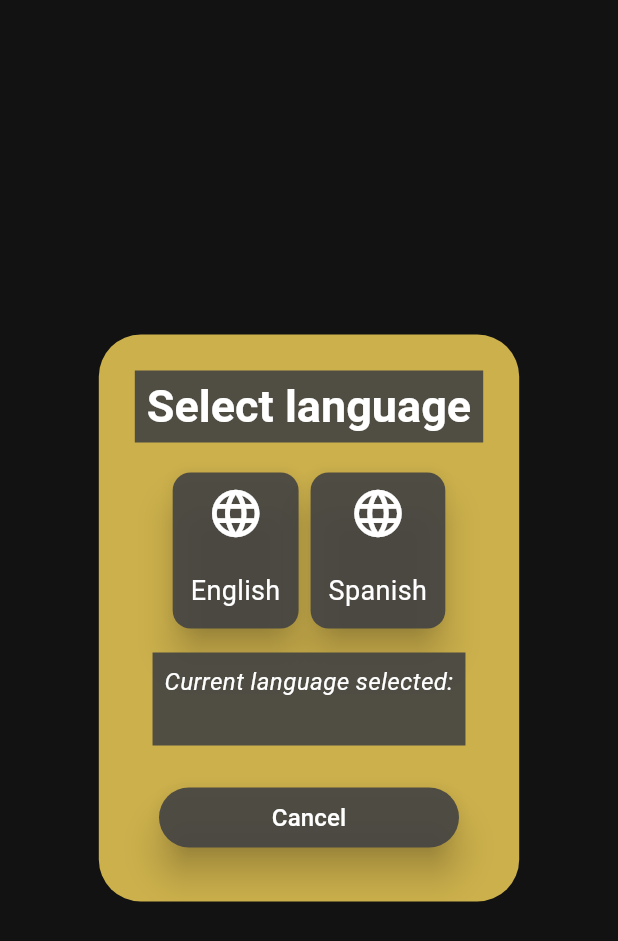
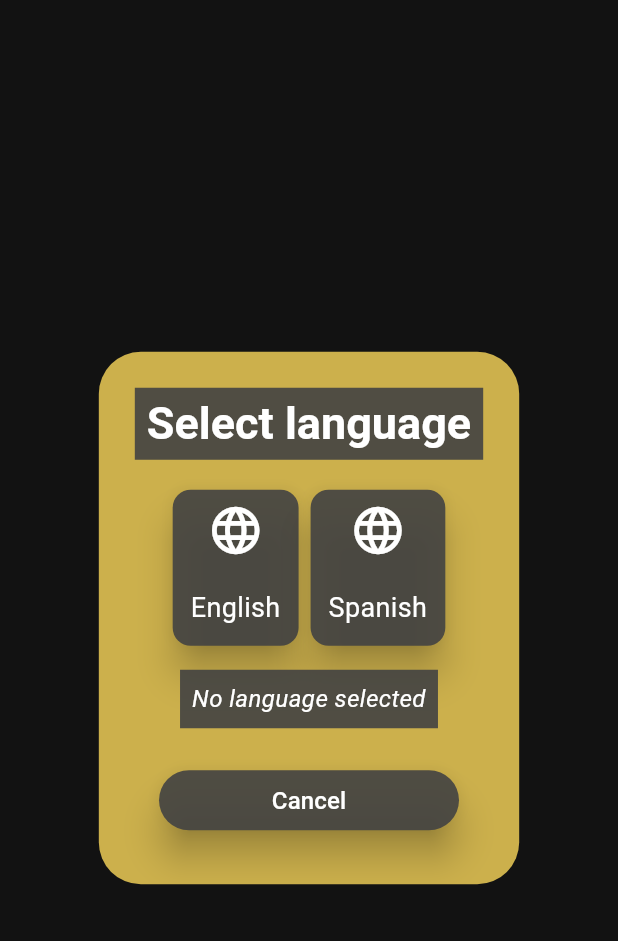
Before and after one commit to nicolas-ferrada/mycustomnotes_website, a Flutter app: the ChangeLanguage widget shown alone on an empty page, opened directly with empty values, on a phone screen of 412 x 824 dp. Shown: the top 941 px of the screen. Run offline on Flutter 3.47's test engine with Material 2 defaults, Android fonts, the phone set to English and light mode, and no system bars; our stand-ins replace cloud_firestore, connectivity_plus, firebase_auth, firebase_core, share_plus, shared_preferences; missing offline and left inert: any_link_preview; accounts and stored records are empty; statements that could not run were skipped.

Commit message:
Drawer notes view refactored + all drawer selected options have a red color

```diff
--- a/lib/utils/dialogs/user_configuration_dialogs/user_configuration_language.dart
+++ b/lib/utils/dialogs/user_configuration_dialogs/user_configuration_language.dart
@@ -17,6 +17,28 @@ class ChangeLanguage extends StatefulWidget {
 }
 
 class _ChangeLanguageState extends State<ChangeLanguage> {
+  SelectLanguage? currentLanguage;
+
+  @override
+  void initState() {
+    super.initState();
+    currentLanguage =
+        getCurrentLanguage(languageId: widget.userConfiguration.language);
+  }
+
+  getCurrentLanguage({
+    required String languageId,
+  }) {
+    switch (languageId) {
+      case 'EN':
+        return SelectLanguage.english;
+      case 'ES':
+        return SelectLanguage.spanish;
+      default:
+        return Exception('Language not found...');
+    }
+  }
+
   @override
   Widget build(BuildContext context) {
     return Builder(
@@ -48,7 +70,9 @@ class _ChangeLanguageState extends State<ChangeLanguage> {
                   Flexible(
                     child: Card(
                       elevation: 10,
-                      color: Colors.grey.shade800.withOpacity(0.9),
+                      color: (currentLanguage?.languageIndex == 1)
+                          ? Colors.red
+                          : Colors.grey.shade800.withOpacity(0.9),
                       child: InkWell(
                         onTap: () {
                           Navigator.maybePop(context, SelectLanguage.english);
@@ -80,7 +104,9 @@ class _ChangeLanguageState extends State<ChangeLanguage> {
                   Flexible(
                     child: Card(
                       elevation: 10,
-                      color: Colors.grey.shade800.withOpacity(0.9),
+                      color: (currentLanguage?.languageIndex == 2)
+                          ? Colors.red
+                          : Colors.grey.shade800.withOpacity(0.9),
                       child: InkWell(
                         onTap: () {
                           Navigator.maybePop(context, SelectLanguage.spanish);
@@ -119,7 +145,9 @@ class _ChangeLanguageState extends State<ChangeLanguage> {
                         const EdgeInsets.symmetric(horizontal: 8, vertical: 8),
                     color: Colors.grey.shade800.withOpacity(0.9),
                     child: Text(
-                      'Current language selected:\n${widget.userConfiguration.language}',
+                      (currentLanguage != null)
+                          ? 'Current language selected:\n${currentLanguage!.languageName}'
+                          : 'No language selected',
                       textAlign: TextAlign.center,
                       style: const TextStyle(
                         color: Colors.white,
--- a/lib/utils/enums/select_language_enum.dart
+++ b/lib/utils/enums/select_language_enum.dart
@@ -1,7 +1,9 @@
 enum SelectLanguage {
-  english('EN'),
-  spanish('ES');
+  english('EN', 'English', 1),
+  spanish('ES', 'Spanish', 2);
 
-  const SelectLanguage(this.value);
-  final String value;
+  const SelectLanguage(this.lenguageId, this.languageName, this.languageIndex);
+  final String lenguageId;
+  final String languageName;
+  final int languageIndex;
 }
```
Also changed, not shown: lib/presentation/pages/home_page/home_page_widgets/home_page_navigation_drawer.dart (+12 -4 lines), lib/utils/dialogs/user_configuration_dialogs/user_configuration_notes_view.dart (+63 -44 lines), lib/utils/enums/notes_view_enum.dart (added, +9 -0 lines).
